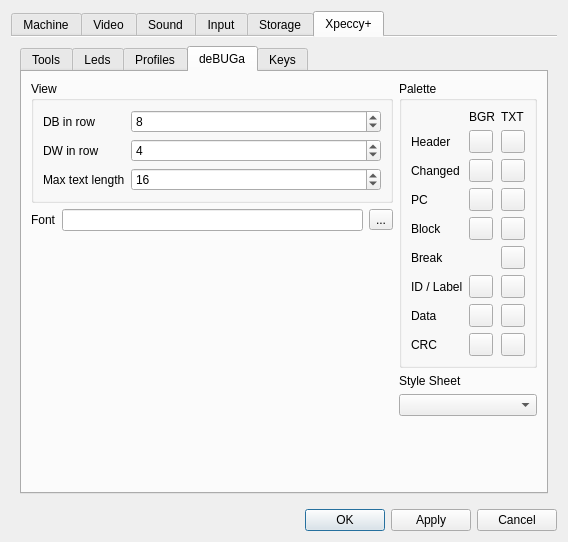
Old version of the form ui/setupwin.ui in the repository dotkoval/xpeccy-plus.
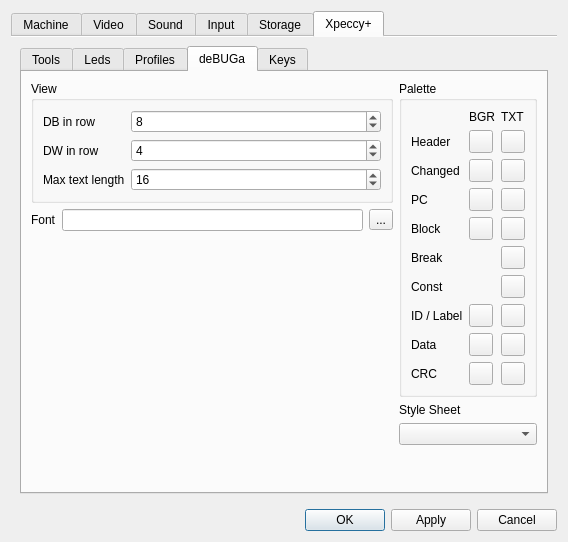
New version of the form. The open tabs and pages were chosen to show the change. Icons and pictures are not drawn. Custom widgets are drawn as their Qt base class.

What changed in the file:
```diff
--- a/ui/setupwin.ui
+++ b/ui/setupwin.ui
@@ -3451,7 +3451,7 @@
                   <string>Palette</string>
                  </property>
                  <layout class="QGridLayout" name="gridLayout_15">
-                  <item row="9" column="0">
+                  <item row="10" column="0">
                    <widget class="QLabel" name="label_dskid">
                     <property name="text">
                      <string>ID / Label</string>
@@ -3461,7 +3461,7 @@
                     </property>
                    </widget>
                   </item>
-                  <item row="9" column="1">
+                  <item row="10" column="1">
                    <widget class="QToolButton" name="tbDbgDskIdBG">
                     <property name="contextMenuPolicy">
                      <enum>Qt::CustomContextMenu</enum>
@@ -3471,7 +3471,7 @@
                     </property>
                    </widget>
                   </item>
-                  <item row="9" column="2">
+                  <item row="10" column="2">
                    <widget class="QToolButton" name="tbDbgDskIdFG">
                     <property name="contextMenuPolicy">
                      <enum>Qt::CustomContextMenu</enum>
@@ -3481,14 +3481,14 @@
                     </property>
                    </widget>
                   </item>
-                  <item row="10" column="0">
+                  <item row="11" column="0">
                    <widget class="QLabel" name="label_dskdata">
                     <property name="text">
                      <string>Data</string>
                     </property>
                    </widget>
                   </item>
-                  <item row="10" column="1">
+                  <item row="11" column="1">
                    <widget class="QToolButton" name="tbDbgDskDataBG">
                     <property name="contextMenuPolicy">
                      <enum>Qt::CustomContextMenu</enum>
@@ -3498,7 +3498,7 @@
                     </property>
                    </widget>
                   </item>
-                  <item row="10" column="2">
+                  <item row="11" column="2">
                    <widget class="QToolButton" name="tbDbgDskDataFG">
                     <property name="contextMenuPolicy">
                      <enum>Qt::CustomContextMenu</enum>
@@ -3508,14 +3508,14 @@
                     </property>
                    </widget>
                   </item>
-                  <item row="11" column="0">
+                  <item row="12" column="0">
                    <widget class="QLabel" name="label_dskcrc">
                     <property name="text">
                      <string>CRC</string>
                     </property>
                    </widget>
                   </item>
-                  <item row="11" column="1">
+                  <item row="12" column="1">
                    <widget class="QToolButton" name="tbDbgDskCrcBG">
                     <property name="contextMenuPolicy">
                      <enum>Qt::CustomContextMenu</enum>
@@ -3525,7 +3525,7 @@
                     </property>
                    </widget>
                   </item>
-                  <item row="11" column="2">
+                  <item row="12" column="2">
                    <widget class="QToolButton" name="tbDbgDskCrcFG">
                     <property name="contextMenuPolicy">
                      <enum>Qt::CustomContextMenu</enum>
@@ -3674,7 +3674,27 @@
                     </property>
                    </widget>
                   </item>
-                 </layout>
+                  <item row="9" column="0">
+                   <widget class="QLabel" name="label_asmconst">
+                    <property name="text">
+                     <string>Const</string>
+                    </property>
+                   </widget>
+                  </item>
+                  <item row="9" column="2">
+                   <widget class="QToolButton" name="tbDbgAsmConstFG">
+                    <property name="contextMenuPolicy">
+                     <enum>Qt::CustomContextMenu</enum>
+                    </property>
+                    <property name="toolTip">
+                     <string>Constants in the listing. Right click: back to the style colour</string>
+                    </property>
+                    <property name="text">
+                     <string/>
+                    </property>
+                   </widget>
+                  </item>
+                  </layout>
                 </widget>
                </item>
                <item>
```
